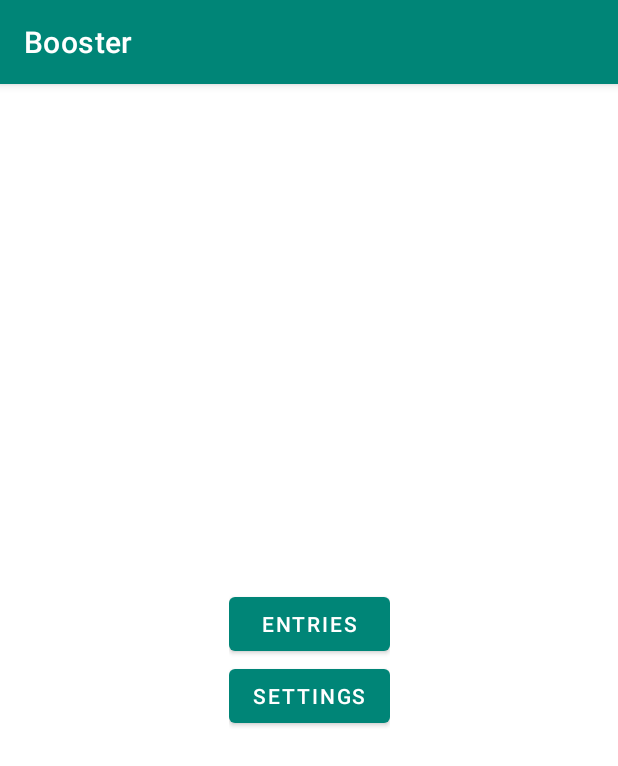
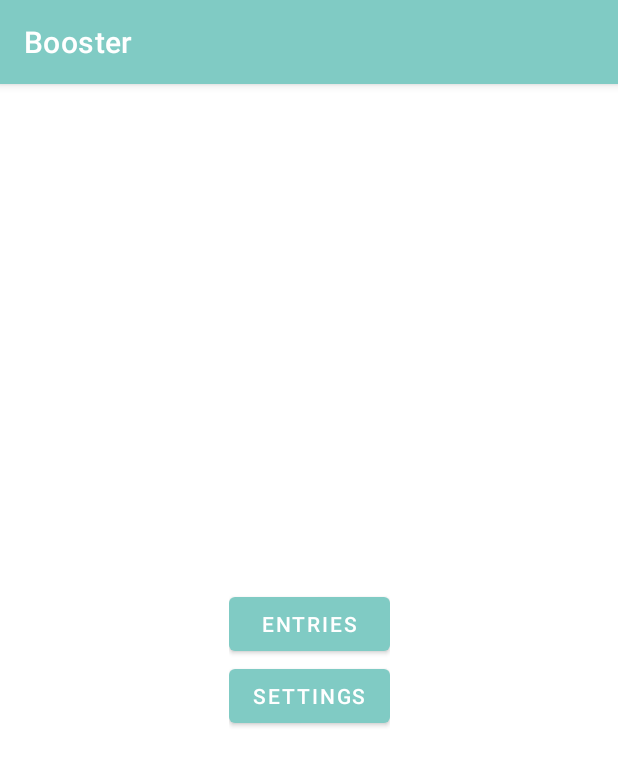
Before and after one commit to alexiscrack3/booster-android, an Android app: the screen it shows after launch (HomeActivity), on a phone screen of 412 x 824 dp. Shown: the top 766 px of the screen. Run offline under Robolectric (Android 15) with nearby library versions, the light colour scheme and no system bars; our stand-ins replace Firebase (no records; nobody signed in at launch, a user with empty details on screens opened directly), RxJava, Timber.

Commit message:
Update theme colors

```diff
--- a/app/src/main/res/drawable/divider_horizontal.xml
+++ b/app/src/main/res/drawable/divider_horizontal.xml
@@ -4,5 +4,5 @@
     <size
         android:width="1dp"
         android:height="1dp" />
-    <solid android:color="@color/colorAccent" />
+    <solid android:color="@color/primaryDarkColor" />
 </shape>
--- a/app/src/main/res/values/colors.xml
+++ b/app/src/main/res/values/colors.xml
@@ -1,6 +1,11 @@
 <?xml version="1.0" encoding="utf-8"?>
 <resources>
-    <color name="colorPrimary">#008577</color>
-    <color name="colorPrimaryDark">#00574B</color>
-    <color name="colorAccent">#D81B60</color>
+    <color name="primaryColor">#80cbc4</color>
+    <color name="primaryLightColor">#b2fef7</color>
+    <color name="primaryDarkColor">#4f9a94</color>
+    <color name="secondaryColor">#e81e62</color>
+    <color name="secondaryLightColor">#ff608f</color>
+    <color name="secondaryDarkColor">#af0039</color>
+    <color name="primaryTextColor">#000000</color>
+    <color name="secondaryTextColor">#000000</color>
 </resources>
--- a/app/src/main/res/values/styles.xml
+++ b/app/src/main/res/values/styles.xml
@@ -2,9 +2,9 @@
     <!-- Base application theme. -->
     <style name="AppTheme" parent="Theme.MaterialComponents.Light.DarkActionBar">
         <!-- Customize your theme here. -->
-        <item name="colorPrimary">@color/colorPrimary</item>
-        <item name="colorPrimaryDark">@color/colorPrimaryDark</item>
-        <item name="colorAccent">@color/colorAccent</item>
+        <item name="colorPrimary">@color/primaryColor</item>
+        <item name="colorPrimaryDark">@color/primaryDarkColor</item>
+        <item name="colorAccent">@color/secondaryColor</item>
 
         <item name="android:textViewStyle">@style/MyCustomTextView</item>
     </style>
```
